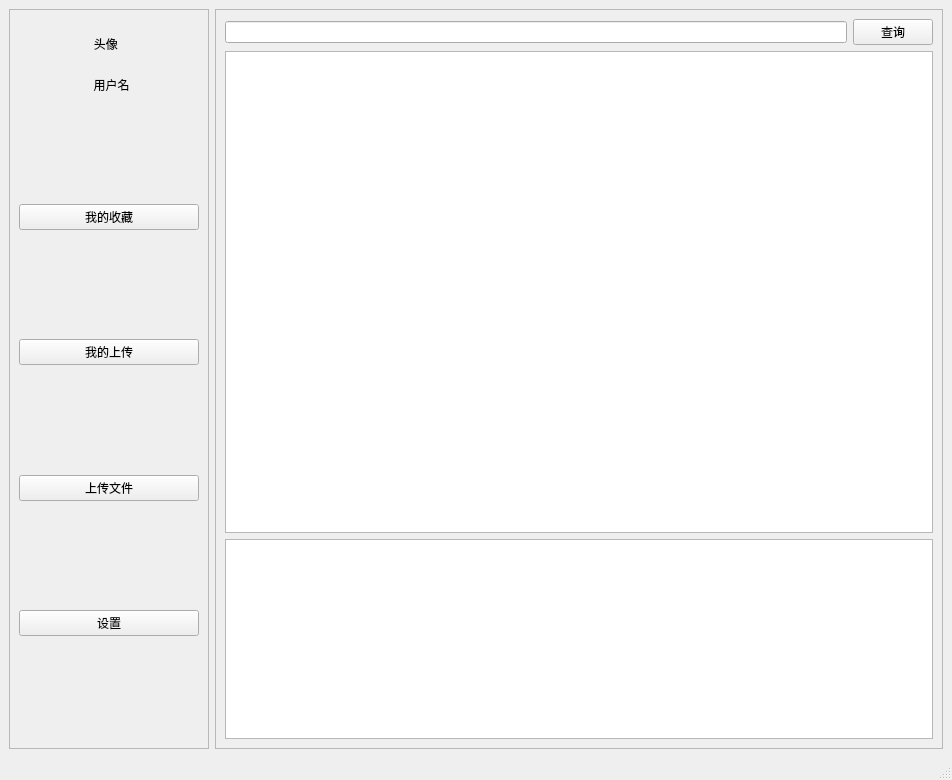
First picture: the form in client/mainwindow.ui, repository lingsiling/XiangYueAPP, before the edit.
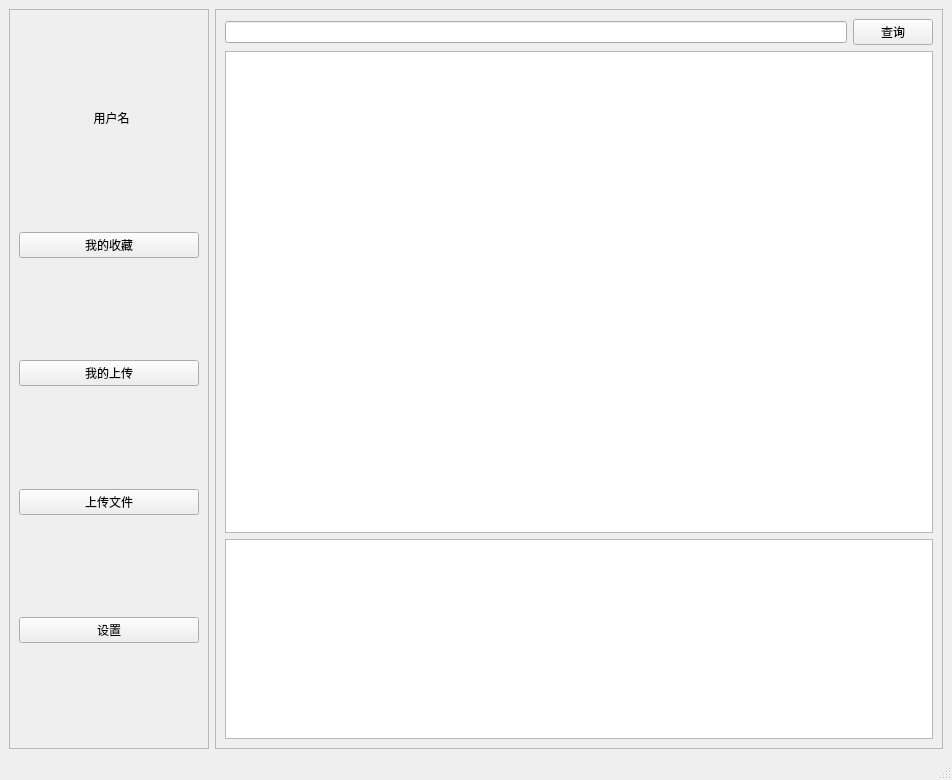
Second picture: the form after the edit.

Diff of the .ui file:
```diff
--- a/client/mainwindow.ui
+++ b/client/mainwindow.ui
@@ -40,18 +40,24 @@
         <widget class="QLabel" name="avatar">
          <property name="minimumSize">
           <size>
-           <width>50</width>
-           <height>50</height>
+           <width>80</width>
+           <height>80</height>
           </size>
          </property>
          <property name="maximumSize">
           <size>
-           <width>50</width>
-           <height>50</height>
+           <width>80</width>
+           <height>80</height>
           </size>
          </property>
          <property name="text">
-          <string>   头像</string>
+          <string></string>
+         </property>
+         <property name="alignment">
+          <set>Qt::AlignmentFlag::AlignCenter</set>
+         </property>
+         <property name="scaledContents">
+          <bool>true</bool>
          </property>
         </widget>
        </item>
@@ -60,18 +66,21 @@
          <property name="minimumSize">
           <size>
            <width>0</width>
-           <height>20</height>
+           <height>25</height>
           </size>
          </property>
          <property name="maximumSize">
           <size>
            <width>16777215</width>
-           <height>20</height>
+           <height>25</height>
           </size>
          </property>
          <property name="text">
           <string>  用户名</string>
          </property>
+         <property name="wordWrap">
+          <bool>true</bool>
+         </property>
         </widget>
        </item>
        <item>
```
